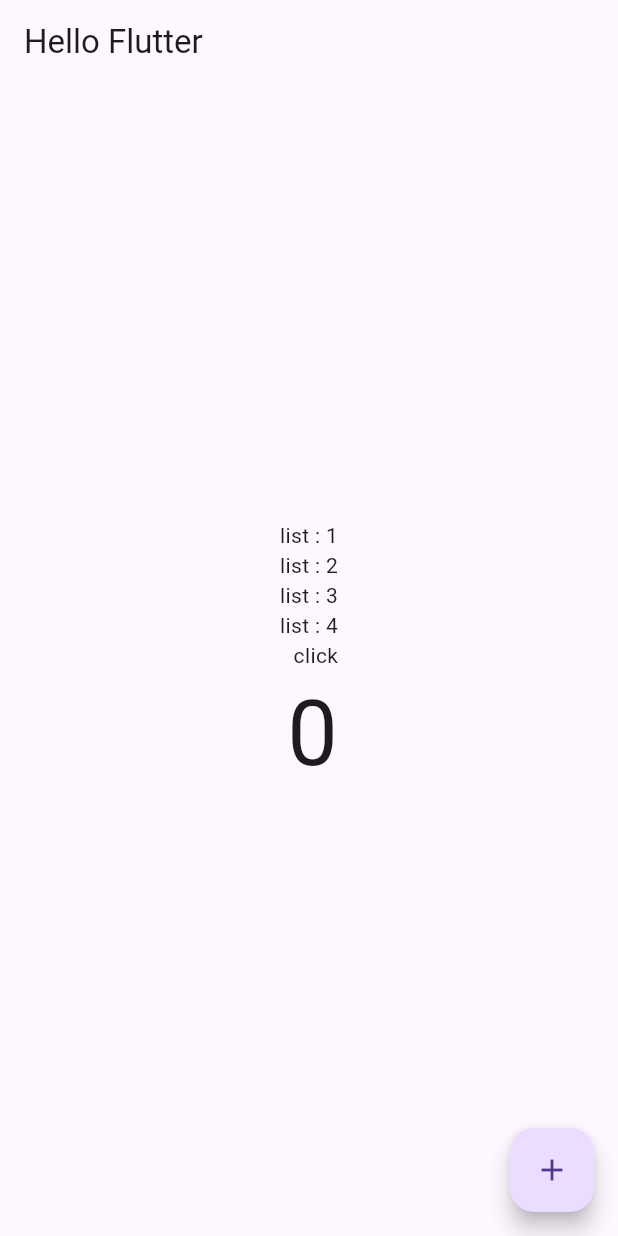
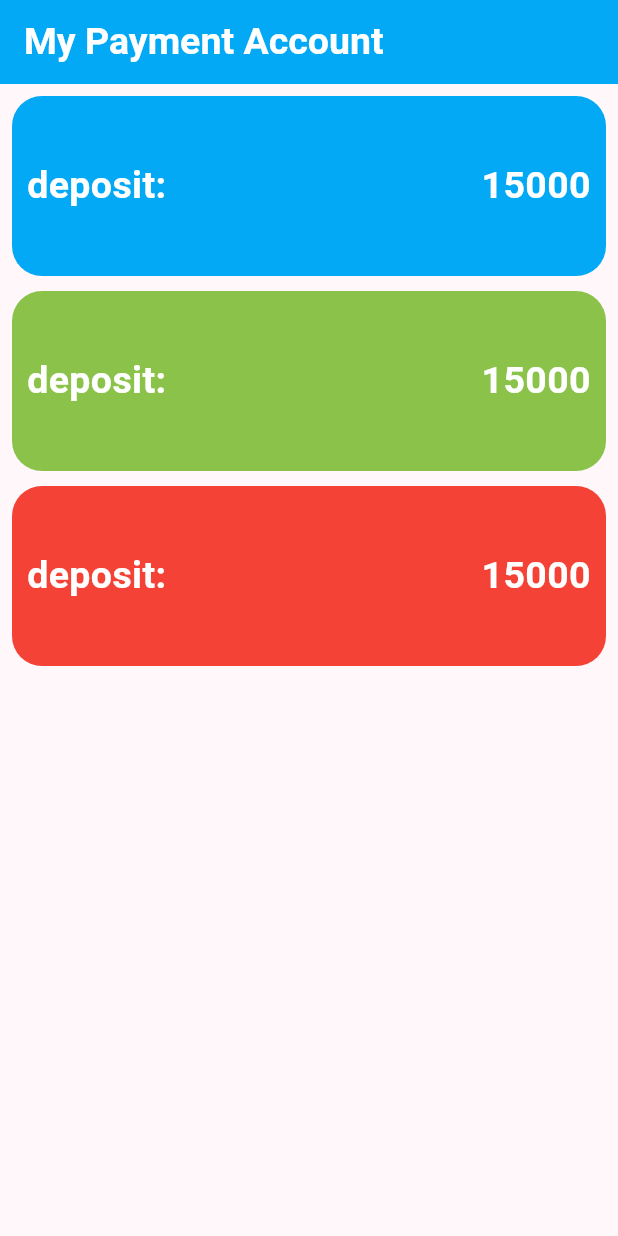
Before and after one commit to Witthawin1/flutter_project, a Flutter app: the screen it shows after launch, on a phone screen of 412 x 824 dp. Run offline on Flutter 3.47's test engine with Material 3 defaults, Android fonts, the phone set to English and light mode, and no system bars.

Commit message:
learning activity 2 (List , Col , Row , Expanded Widgets)

```diff
--- a/flutter_2/flutter_application/lib/main.dart
+++ b/flutter_2/flutter_application/lib/main.dart
@@ -11,36 +11,14 @@ class MyApp extends StatelessWidget {
   @override
   Widget build(BuildContext context) {
     return MaterialApp(
-      title: "MyApp",
-      theme: ThemeData(primarySwatch: Colors.orange),
-
-      // home: Scaffold(
-      //   appBar: AppBar(title: Text("Hello Flutter")),
-      //   body: Center(child: Text("Hello Everyone 2",
-      //     style: TextStyle(fontSize: 30 , color: Colors.purple),
-      //   )),
-      // ),
-
-      // home: Scaffold(
-      //   appBar: AppBar(title: Text("Hello Flutter")),
-      //   body: Center(
-      //     child: Image(image: NetworkImage("https://letsenhance.io/static/73136da51c245e80edc6ccfe44888a99/1015f/MainBefore.jpg")),
-      //   ),
-      // ),
-
-      // home: Scaffold(
-      //   appBar: AppBar(title: Text("Hello Flutter")),
-      //   body : Center(
-      //   child: Column(
-      //     mainAxisAlignment: MainAxisAlignment.spaceAround ,
-      //     crossAxisAlignment: CrossAxisAlignment.end,
-      //    children: [
-      //      Text("Column 1"),
-      //      Text("Column 2"),
-      //      Text("Column 3")
-      //    ],)
-      // )
-      // ),
+      title: "My Payment Account",
+      theme: ThemeData(
+        // Define the default brightness and colors.
+        colorScheme: ColorScheme.fromSeed(
+          seedColor: Colors.purple,
+          // ···
+        ),
+      ),
       home: MyHomePage(),
     );
   }
@@ -54,54 +32,125 @@ class MyHomePage extends StatefulWidget {
 }
 
 class _MyHomePageState extends State<MyHomePage> {
-  int number = 0; // state
-
   @override
   Widget build(BuildContext context) {
-    List<Widget> data = [];
-    for (var i = 1; i < 5; i++) {
-      data.add(Text("list : $i"));
-    }
-    data.add(Text("click"));
-    data.add(Text(number.toString(), style: TextStyle(fontSize: 60)));
-
     return Scaffold(
-      appBar: AppBar(title: Text("Hello Flutter")),
-      body: Center(
+      appBar: AppBar(
+        title: Text(
+          "My Payment Account",
+          style: TextStyle(
+            fontSize: 25,
+            color: Colors.white,
+            fontWeight: FontWeight.bold,
+          ),
+        ),
+        backgroundColor: Colors.lightBlue,
+      ),
+      body: Padding(
+        padding: const EdgeInsets.all(8.0),
         child: Column(
-          mainAxisAlignment: MainAxisAlignment.center,
-          crossAxisAlignment: CrossAxisAlignment.end,
-          // children: [
-          //   Text("click"),
-          //   // Text("$number", style: TextStyle(fontSize: 60)),
-          //   Text(number.toString(), style: TextStyle(fontSize: 60)),
-          // ],
-          children: data,
+          children: [
+            Container(
+              padding: const EdgeInsets.all(10.0),
+              decoration: BoxDecoration(
+                color: Colors.lightBlue,
+                borderRadius: BorderRadius.circular(20),
+              ),
+              height: 120,
+              child: Row(
+                crossAxisAlignment: CrossAxisAlignment.center,
+                children: [
+                  Text(
+                    "deposit:",
+                    style: TextStyle(
+                      fontSize: 25,
+                      color: Colors.white,
+                      fontWeight: FontWeight.bold,
+                    ),
+                  ),
+                  Expanded(
+                    child: Text(
+                      "15000",
+                      style: TextStyle(
+                        fontSize: 25,
+                        color: Colors.white,
+                        fontWeight: FontWeight.bold,
+                      ),
+                      textAlign: TextAlign.right,
+                    ),
+                  ),
+                ],
+              ),
+            ),
+            SizedBox(height: 10),
+            Container(
+              padding: const EdgeInsets.all(10.0),
+              decoration: BoxDecoration(
+                color: Colors.lightGreen,
+                borderRadius: BorderRadius.circular(20),
+              ),
+              height: 120,
+              child: Row(
+                crossAxisAlignment: CrossAxisAlignment.center,
+                children: [
+                  Text(
+                    "deposit:",
+                    style: TextStyle(
+                      fontSize: 25,
+                      color: Colors.white,
+                      fontWeight: FontWeight.bold,
+                    ),
+                  ),
+                  Expanded(
+                    child: Text(
+                      "15000",
+                      style: TextStyle(
+                        fontSize: 25,
+                        color: Colors.white,
+                        fontWeight: FontWeight.bold,
+                      ),
+                      textAlign: TextAlign.right,
+                    ),
+                  ),
+                ],
+              ),
+            ),
+            SizedBox(height: 10),
+            Container(
+              padding: const EdgeInsets.all(10.0),
+              decoration: BoxDecoration(
+                color: Colors.red,
+                borderRadius: BorderRadius.circular(20),
+              ),
+              height: 120,
+              child: Row(
+                crossAxisAlignment: CrossAxisAlignment.center,
+                children: [
+                  Text(
+                    "deposit:",
+                    style: TextStyle(
+                      fontSize: 25,
+                      color: Colors.white,
+                      fontWeight: FontWeight.bold,
+                    ),
+                  ),
+                  Expanded(
+                    child: Text(
+                      "15000",
+                      style: TextStyle(
+                        fontSize: 25,
+                        color: Colors.white,
+                        fontWeight: FontWeight.bold,
+                      ),
+                      textAlign: TextAlign.right,
+                    ),
+                  ),
+                ],
+              ),
+            ),
+          ],
         ),
-      ),
-      floatingActionButton: FloatingActionButton(
-        //   onPressed: () {
-        //   setState(() {
-        //     number++;
-        //   });
-        //   if (number == 10) {
-        //        setState(() {
-        //       number = number + 5;
-        //   });
-        //   }
-        // // },child: Text("add"),),
-        // },
-        onPressed: () {
-          addNumber();
-        },
-        child: Icon(Icons.add),
       ),
     );
   }
-
-  void addNumber() {
-    setState(() {
-      number++;
-    });
-  }
 }
--- /dev/null
+++ b/flutter_2/flutter_application/lib/section1/FoodMenu.dart
@@ -0,0 +1,7 @@
+class FoodMenu {
+  String name;
+  int price;
+  String img;
+
+  FoodMenu(this.name, this.price , this.img);
+}
--- /dev/null
+++ b/flutter_2/flutter_application/lib/section1/FoodProgram.dart
@@ -0,0 +1,57 @@
+import 'package:flutter/material.dart';
+import 'FoodMenu.dart';
+
+void main() {
+  runApp(MyApp());
+}
+
+// Stateless Widgets
+class MyApp extends StatelessWidget {
+  const MyApp({super.key});
+
+  @override
+  Widget build(BuildContext context) {
+    return MaterialApp(
+      title: "MyApp",
+      theme: ThemeData(primarySwatch: Colors.orange),
+      home: MyHomePage(),
+    );
+  }
+}
+
+class MyHomePage extends StatefulWidget {
+  const MyHomePage({super.key});
+
+  @override
+  State<MyHomePage> createState() => _MyHomePageState();
+}
+
+class _MyHomePageState extends State<MyHomePage> {
+  List<FoodMenu> menu = [
+    FoodMenu("Shrimp", 500, 'asset/images/shrimp.png'),
+    FoodMenu("Kaprao", 80, 'asset/images/kaprao.png'),
+    FoodMenu("Somtam", 60, 'asset/images/somtam.png'),
+    FoodMenu("PatThai", 70, 'asset/images/phadthai.png'),
+  ];
+
+  @override
+  Widget build(BuildContext context) {
+    return Scaffold(
+      appBar: AppBar(title: Text("Hello Flutter")),
+      body: ListView.builder(
+        itemCount: menu.length,
+        itemBuilder: (BuildContext context, int index) {
+          FoodMenu food = menu[index];
+          return ListTile(
+            leading: Image.asset(food.img),
+            title: Text(food.name, style: TextStyle(fontSize: 30)),
+            subtitle: Text('price : ${food.price}'),
+            onTap: () {
+              print("you choose menu : ${food.name}");
+            },
+          );
+        },
+      ),
+    );
+  }
+}
--- /dev/null
+++ b/flutter_2/flutter_application/lib/section1/List.dart
@@ -0,0 +1,57 @@
+import 'package:flutter/material.dart';
+import 'FoodMenu.dart';
+
+void main() {
+  runApp(MyApp());
+}
+
+// Stateless Widgets
+class MyApp extends StatelessWidget {
+  const MyApp({super.key});
+
+  @override
+  Widget build(BuildContext context) {
+    return MaterialApp(
+      title: "MyApp",
+      theme: ThemeData(primarySwatch: Colors.orange),
+      home: MyHomePage(),
+    );
+  }
+}
+
+class MyHomePage extends StatefulWidget {
+  const MyHomePage({super.key});
+
+  @override
+  State<MyHomePage> createState() => _MyHomePageState();
+}
+
+class _MyHomePageState extends State<MyHomePage> {
+  List<FoodMenu> menu = [
+    FoodMenu("Shrimp", 500, 'asset/images/shrimp.png'),
+    FoodMenu("Kaprao", 80, 'asset/images/kaprao.png'),
+    FoodMenu("Somtam", 60, 'asset/images/somtam.png'),
+    FoodMenu("PatThai", 70, 'asset/images/phadthai.png'),
+  ];
+
+  @override
+  Widget build(BuildContext context) {
+    return Scaffold(
+      appBar: AppBar(title: Text("Hello Flutter")),
+      body: ListView.builder(
+        itemCount: menu.length,
+        itemBuilder: (BuildContext context, int index) {
+          FoodMenu food = menu[index];
+          return ListTile(
+            leading: Image.asset(food.img),
+            title: Text(food.name, style: TextStyle(fontSize: 30)),
+            subtitle: Text('price : ${food.price}'),
+            onTap: () {
+              print("you choose menu : ${food.name}");
+            },
+          );
+        },
+      ),
+    );
+  }
+}
--- /dev/null
+++ b/flutter_2/flutter_application/lib/section1/beginner.dart
@@ -0,0 +1,129 @@
+import 'package:flutter/material.dart';
+
+void main() {
+  runApp(MyApp());
+}
+
+// Stateless Widgets
+class MyApp extends StatelessWidget {
+  const MyApp({super.key});
+
+  @override
+  Widget build(BuildContext context) {
+    return MaterialApp(
+      title: "MyApp",
+      theme: ThemeData(primarySwatch: Colors.orange),
+
+      // home: Scaffold(
+      //   appBar: AppBar(title: Text("Hello Flutter")),
+      //   body: Center(child: Text("Hello Everyone 2",
+      //     style: TextStyle(fontSize: 30 , color: Colors.purple),
+      //   )),
+      // ),
+
+      // home: Scaffold(
+      //   appBar: AppBar(title: Text("Hello Flutter")),
+      //   body: Center(
+      //     child: Image(image: NetworkImage("https://letsenhance.io/static/73136da51c245e80edc6ccfe44888a99/1015f/MainBefore.jpg")),
+      //   ),
+      // ),
+
+      // home: Scaffold(
+      //   appBar: AppBar(title: Text("Hello Flutter")),
+      //   body : Center(
+      //   child: Column(
+      //     mainAxisAlignment: MainAxisAlignment.spaceAround ,
+      //     crossAxisAlignment: CrossAxisAlignment.end,
+      //    children: [
+      //      Text("Column 1"),
+      //      Text("Column 2"),
+      //      Text("Column 3")
+      //    ],)
+      // )
+      // ),
+      home: MyHomePage(),
+    );
+  }
+}
+
+class MyHomePage extends StatefulWidget {
+  const MyHomePage({super.key});
+
+  @override
+  State<MyHomePage> createState() => _MyHomePageState();
+}
+
+class _MyHomePageState extends State<MyHomePage> {
+  int number = 0; // state
+
+  @override
+  Widget build(BuildContext context) {
+    List<Widget> data = [];
+    for (var i = 1; i < 5; i++) {
+      data.add(Text("list : $i"));
+    }
+    data.add(Text("click"));
+    data.add(Text(number.toString(), style: TextStyle(fontSize: 60)));
+
+    return Scaffold(
+      appBar: AppBar(title: Text("Hello Flutter")),
+      // body: Center(
+      //     // Column(
+      //     //   mainAxisAlignment: MainAxisAlignment.center,
+      //     //   crossAxisAlignment: CrossAxisAlignment.end,
+      //     // children: [
+      //     //   Text("click"),
+      //     //   // Text("$number", style: TextStyle(fontSize: 60)),
+      //     //   Text(number.toString(), style: TextStyle(fontSize: 60)),
+      //     // ],
+      //     child: ListView(
+      //     children: getData(10),
+      //   ),
+      // ),
+      body: ListView.builder(
+        itemCount: 50,
+        itemBuilder: (BuildContext context, int index) {
+          return ListTile(title: Text("menu : ${index + 1}"));
+        },
+      ),
+      floatingActionButton: FloatingActionButton(
+        //   onPressed: () {
+        //   setState(() {
+        //     number++;
+        //   });
+        //   if (number == 10) {
+        //        setState(() {
+        //       number = number + 5;
+        //   });
+        //   }
+        // // },child: Text("add"),),
+        // },
+        onPressed: () {
+          addNumber();
+        },
+        child: Icon(Icons.add),
+      ),
+    );
+  }
+
+  void addNumber() {
+    setState(() {
+      number++;
+    });
+  }
+
+  List<Widget> getData(int count) {
+    List<Widget> data = [];
+    data.add(Text(number.toString(), style: TextStyle(fontSize: 60)));
+    for (var i = 0; i < count; i++) {
+      // data.add(Text("list ${i + 1}" , style: TextStyle(fontSize : 25,)));
+      var menu = ListTile(
+        title: Text("menu ${i + 1}", style: TextStyle(fontSize: 25)),
+        subtitle: Text("subtititle ${i + 1}"),
+      );
+      data.add(menu);
+      data.add(Image(image: NetworkImage("https://plus.unsplash.com/premium_photo-1664474619075-644dd191935f?fm=jpg&q=60&w=3000&ixlib=rb-4.1.0&ixid=M3wxMjA3fDB8MHxzZWFyY2h8MXx8aW1hZ2V8ZW58MHx8MHx8fDA%3D")));
+    }
+    return data;
+  }
+}
--- a/flutter_2/flutter_application/pubspec.yaml
+++ b/flutter_2/flutter_application/pubspec.yaml
@@ -66,7 +66,8 @@ flutter:
   # assets:
   #   - images/a_dot_burr.jpeg
   #   - images/a_dot_ham.jpeg
-
+  assets:
+    - asset/images/
   # An image asset can refer to one or more resolution-specific "variants", see
   # https://flutter.dev/to/resolution-aware-images
 
```
Also changed, not shown: flutter_2/flutter_application/asset/images/kaprao.png (added), flutter_2/flutter_application/asset/images/phadthai.png (added), flutter_2/flutter_application/asset/images/somtam.png (added), 1 other file.
